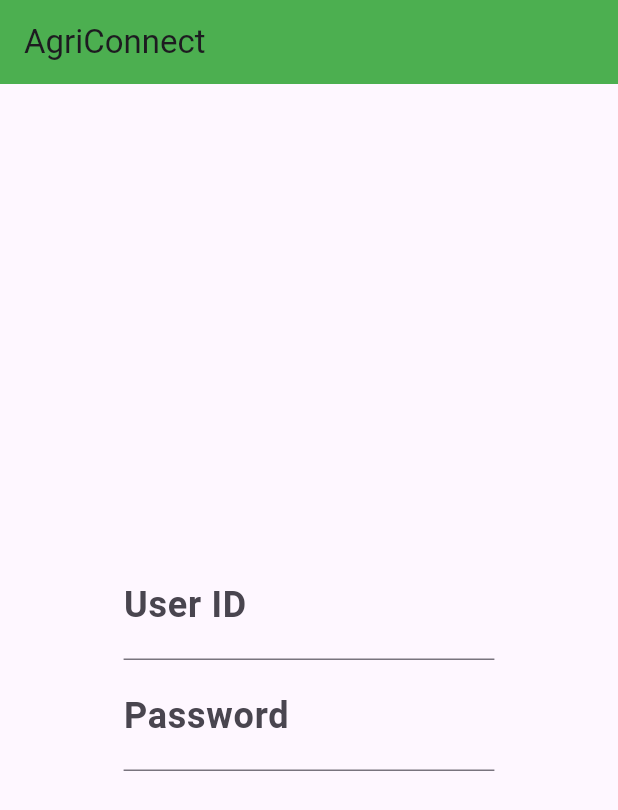
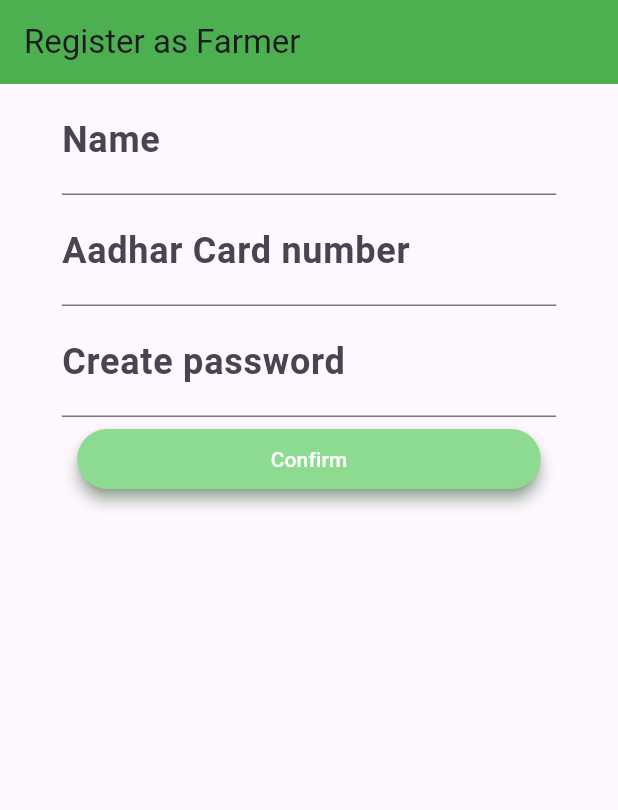
Before and after one commit to DRDiv/agriconnect-frontend, a Flutter app: the screen it shows after launch, on a phone screen of 412 x 824 dp. Shown: the top 810 px of the screen. Run offline on Flutter 3.47's test engine with Material 3 defaults, Android fonts, the phone set to English and light mode, and no system bars; our stand-ins replace go_router; Roboto replaces fonts that are missing (Nunito).

Commit message:
basic register screen

```diff
--- a/agriconnect/lib/src/routing/routes.dart
+++ b/agriconnect/lib/src/routing/routes.dart
@@ -1,10 +1,11 @@
 import 'dart:ui';
 
 import 'package:agriconnect/src/screens/login.dart';
+import 'package:agriconnect/src/screens/register.dart';
 import 'package:flutter/material.dart';
 import 'package:go_router/go_router.dart';
 
-GoRouter goRouter = GoRouter(initialLocation: "/login", routes: [
+GoRouter goRouter = GoRouter(initialLocation: "/register", routes: [
   GoRoute(
     path: "/login",
     pageBuilder: (context, state) {
@@ -27,5 +28,28 @@ GoRouter goRouter = GoRouter(initialLocation: "/login", routes: [
         child: LoginScreen(),
       );
     },
+  ),
+  GoRoute(
+    path: "/register",
+    pageBuilder: (context, state) {
+      return CustomTransitionPage(
+        transitionsBuilder: (context, animation, secondaryAnimation, child) {
+          const begin = Offset(1.0, 0);
+          const end = Offset.zero;
+          const curve = Curves.ease;
+
+          var tween = Tween(begin: begin, end: end).chain(
+            CurveTween(curve: curve),
+          );
+
+          return SlideTransition(
+            position: animation.drive(tween),
+            child: child,
+          );
+        },
+        transitionDuration: const Duration(milliseconds: 750),
+        child: RegisterScreen(),
+      );
+    },
   )
 ]);
--- a/agriconnect/lib/src/screens/register.dart
+++ b/agriconnect/lib/src/screens/register.dart
@@ -0,0 +1,55 @@
+import 'package:flutter/cupertino.dart';
+import 'package:flutter/material.dart';
+
+class RegisterScreen extends StatefulWidget {
+  const RegisterScreen({super.key});
+
+  @override
+  State<RegisterScreen> createState() => _RegisterScreenState();
+}
+
+class _RegisterScreenState extends State<RegisterScreen> {
+  final TextEditingController _textEditingControllerName =
+      TextEditingController();
+  final TextEditingController _textEditingControllerAadhar =
+      TextEditingController();
+  final TextEditingController _textEditingControllerPassword =
+      TextEditingController();
+  @override
+  Widget build(BuildContext context) {
+    final double width = MediaQuery.of(context).size.width;
+    return Scaffold(
+        appBar: AppBar(title: Text('Register as Farmer')),
+        body: Center(
+          child: Form(
+            child: SizedBox(
+              width: width * 0.8,
+              child: Column(
+                children: [
+                  TextFormField(
+                    decoration: InputDecoration(labelText: "Name"),
+                    controller: _textEditingControllerName,
+                  ),
+                  TextFormField(
+                    decoration:
+                        InputDecoration(labelText: "Aadhar Card number"),
+                    controller: _textEditingControllerAadhar,
+                  ),
+                  TextFormField(
+                    decoration: InputDecoration(labelText: "Create password"),
+                    controller: _textEditingControllerPassword,
+                  ),
+                  Padding(
+                    padding: EdgeInsetsDirectional.symmetric(vertical: 4),
+                    child: SizedBox(
+                        width: width * 0.75,
+                        child: ElevatedButton(
+                            onPressed: () {}, child: const Text("Confirm"))),
+                  )
+                ],
+              ),
+            ),
+          ),
+        ));
+  }
+}
--- a/agriconnect/lib/src/themes.dart/theme.dart
+++ b/agriconnect/lib/src/themes.dart/theme.dart
@@ -16,4 +16,12 @@ final ThemeData agriculturalTheme = ThemeData(
     buttonColor: Color(0xFF4CAF50), // Green
     textTheme: ButtonTextTheme.primary,
   ),
+  elevatedButtonTheme: ElevatedButtonThemeData(
+    style: ElevatedButton.styleFrom(
+      elevation: 4.0,
+      backgroundColor: Color.fromARGB(255, 141, 219, 144),
+      foregroundColor: Colors.white,
+      shadowColor: Colors.green[800], // Adjust shadow color to fit your design
+    ),
+  ),
 );
```
